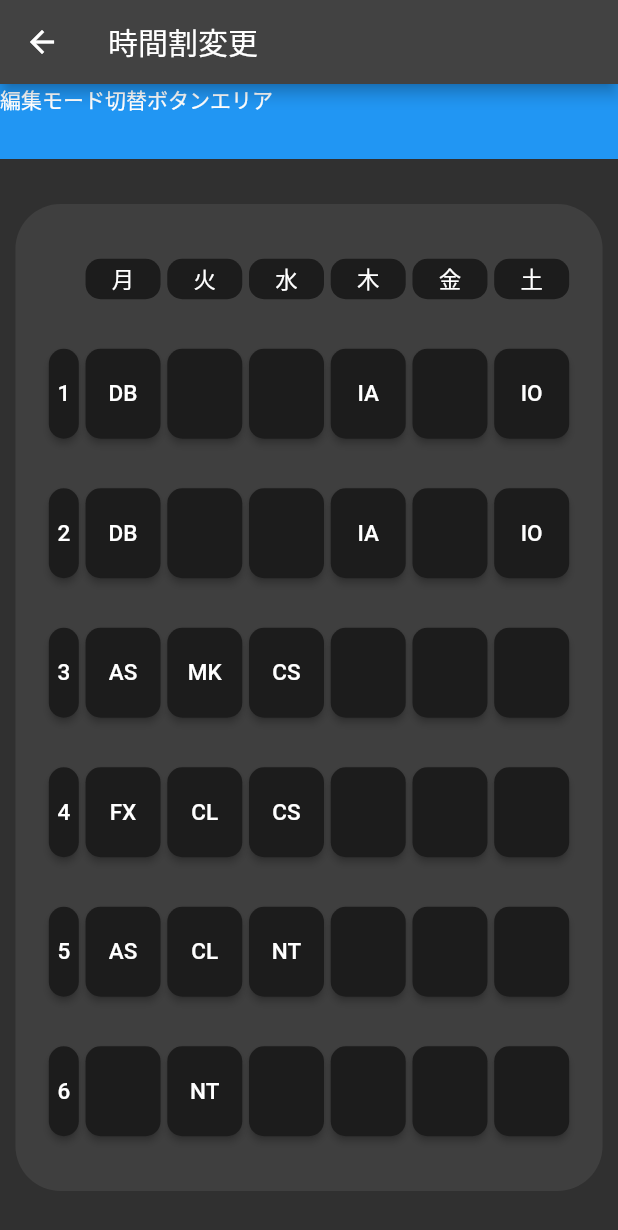
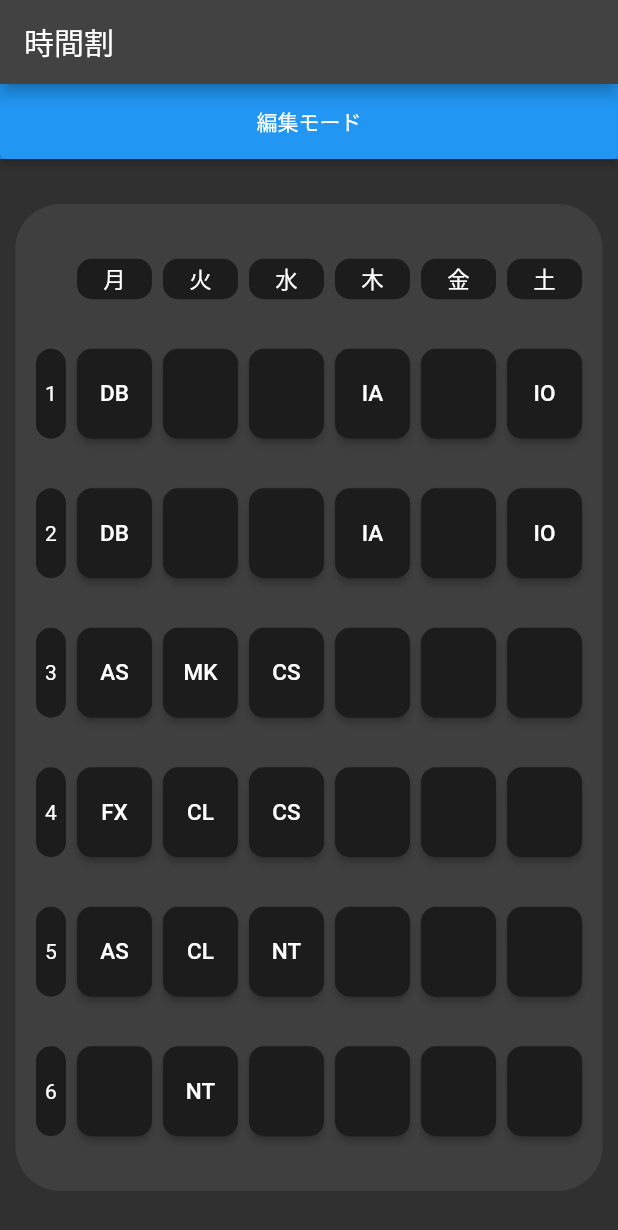
Before and after one commit to ohs-it2022/StudentSupport, a Flutter app: the screen it shows after launch, on a phone screen of 412 x 824 dp. Shown: the top 1230 px of the screen. Run offline on Flutter 3.47's test engine with Material 2 defaults, Android fonts, the phone set to English and light mode, and no system bars; our stand-ins replace auto_route, shared_preferences, table_calendar; missing offline and left inert: app_settings.

Commit message:
閲覧、編集間遷移

```diff
--- a/lib/main.dart
+++ b/lib/main.dart
@@ -5,12 +5,12 @@ import 'package:student_support/src/screens/timeTable/form.dart';
 import 'package:student_support/src/screens/timeTable/timeTable.dart';
 
 void main() {
-  runApp(MyApp());
+  runApp(const MyApp());
 }
 
 class MyApp extends StatelessWidget {
-  MyApp({super.key});
-  final _appRouter = AppRouter();
+  const MyApp({super.key});
+  // final _appRouter = AppRouter();
   @override
   Widget build(BuildContext context) {
     return MaterialApp(
@@ -19,7 +19,7 @@ class MyApp extends StatelessWidget {
         brightness: Brightness.dark,
         primaryColor: Colors.lightBlue[800]
       ),
-      initialRoute: "/edit",
+      initialRoute: "/",
       routes: {
         '/': (context) => TimeTablePage(),
         '/edit': (context) => TTChangePage(),
--- a/lib/src/screens/timeTable/TT_change.dart
+++ b/lib/src/screens/timeTable/TT_change.dart
@@ -142,7 +142,10 @@ class _TTChangePageState extends State<TTChangePage> {
             color: Colors.blue,
             height: 50,
             width: screenSize.width,
-            child: Text("編集モード切替ボタンエリア"),
+            child: ElevatedButton(
+              onPressed: () => Navigator.popAndPushNamed(context, "/"),
+              child: Text("閲覧モード")
+            ),
           ),
           Expanded(
             child: Container(
@@ -150,7 +153,7 @@ class _TTChangePageState extends State<TTChangePage> {
               width: contentsWidth,
               alignment: Alignment.center,
               decoration: sectionDecoration,
-              padding: const EdgeInsets.all(20),
+              padding: const EdgeInsets.fromLTRB(10, 20, 10, 20),
               child: Column(
                 mainAxisAlignment: MainAxisAlignment.spaceAround,
                 children: [
--- a/lib/src/screens/timeTable/timeTable.dart
+++ b/lib/src/screens/timeTable/timeTable.dart
@@ -5,6 +5,7 @@ import 'package:flutter/material.dart';
 import 'package:shared_preferences/shared_preferences.dart';
 import 'package:student_support/src/bottom_bar.dart';
 import 'package:student_support/src/sample.dart';
+import 'package:student_support/src/screens/timeTable/TT_change.dart';
 import 'package:student_support/src/screens/timeTable/TT_sample.dart';
 
 List<List<String>> weekTimeTable = [
@@ -54,14 +55,22 @@ class _TimeTablePageState extends State<TimeTablePage> {
     final bodyCont = Center(
       child: Column(
         children: [
-          // timeTableTitle,
+          Container(
+            color: Colors.blue,
+            height: 50,
+            width: screenSize.width,
+            child: ElevatedButton(
+              onPressed: () => Navigator.popAndPushNamed(context, "/edit"),
+              child: Text("編集モード")
+            ),
+          ),
           Expanded(
             child: Container(
               margin: const EdgeInsets.fromLTRB(0, 30, 0, 30),
               width: contentsWidth,
               alignment: Alignment.center,
               decoration: sectionDecoration,
-              padding: const EdgeInsets.all(20),
+              padding: const EdgeInsets.fromLTRB(10, 20, 10, 20),
               child: Column(
                 mainAxisAlignment: MainAxisAlignment.spaceAround,
                 children: [
@@ -72,7 +81,7 @@ class _TimeTablePageState extends State<TimeTablePage> {
                       children: [
                         _TTNum(txt: '${i+1}'),
                         for (int dayOfWeek=0;dayOfWeek<6;dayOfWeek++)
-                          _TTElem(txt: weekTimeTable[dayOfWeek][i], num: i, dayOfWeek: dayOfWeek),
+                          _TTElem(txt: testTimeTable[dayOfWeek][i], num: i, dayOfWeek: dayOfWeek),
                       ],
                     ),
                   },
```
